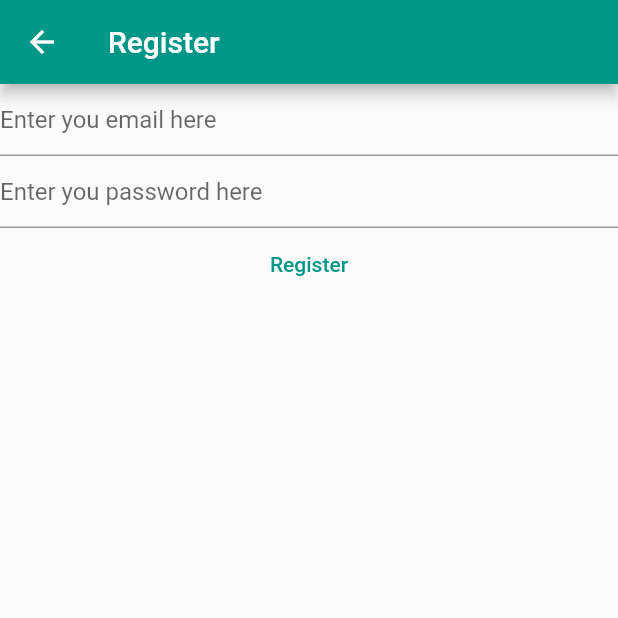
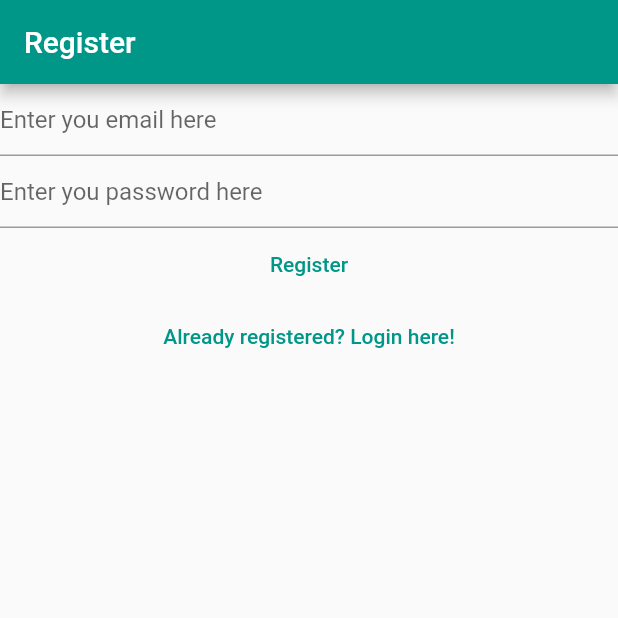
Before and after one commit to MossaffaMughal/My-Notes, a Flutter app: the RegisterView screen opened directly, on a phone screen of 412 x 824 dp, the top half of it. Run offline on Flutter 3.47's test engine with Material 2 defaults, Android fonts, the phone set to English and light mode, and no system bars; our stand-ins replace firebase_auth, firebase_core; accounts and stored records are empty.

Commit message:
step-two

```diff
--- a/lib/views/register_view.dart
+++ b/lib/views/register_view.dart
@@ -1,8 +1,5 @@
 import 'package:firebase_auth/firebase_auth.dart';
-import 'package:firebase_core/firebase_core.dart';
 import 'package:flutter/material.dart';
-
-import '../firebase_options.dart';
 
 class RegisterView extends StatefulWidget {
   const RegisterView({super.key});
@@ -34,30 +31,22 @@ class _RegisterViewState extends State<RegisterView> {
       appBar: AppBar(
         title: const Text('Register'),
       ),
-      body: FutureBuilder(
-        future: Firebase.initializeApp(
-          options: DefaultFirebaseOptions.currentPlatform,
-        ),
-        builder: (context, snapshot) {
-          switch (snapshot.connectionState) {
-            case ConnectionState.done:
-              return Column(
+      body: Column(
         children: [
           TextField(
             controller: _email,
             enableSuggestions: false,
             autocorrect: false,
             keyboardType: TextInputType.emailAddress,
-                    decoration:
-                        const InputDecoration(hintText: 'Enter you email here'),
+            decoration: const InputDecoration(hintText: 'Enter you email here'),
           ),
           TextField(
             controller: _password,
             obscureText: true,
             enableSuggestions: false,
             autocorrect: false,
-                    decoration: const InputDecoration(
-                        hintText: 'Enter you password here'),
+            decoration:
+                const InputDecoration(hintText: 'Enter you password here'),
           ),
           TextButton(
             onPressed: () async {
@@ -83,12 +72,14 @@ class _RegisterViewState extends State<RegisterView> {
             },
             child: const Text('Register'),
           ),
+          TextButton(
+            onPressed: () {
+              Navigator.of(context)
+                  .pushNamedAndRemoveUntil('/login/', (route) => false);
+            },
+            child: const Text('Already registered? Login here!'),
+          )
         ],
-              );
-            default:
-              return const Text('Loading...');
-          }
-        },
       ),
     );
   }
```
Also changed, not shown: lib/main.dart (+21 -12 lines), lib/views/login_view.dart (+13 -21 lines), lib/views/verify_email_view.dart (added, +31 -0 lines). Lines whose indentation alone changed are shown as unchanged.
